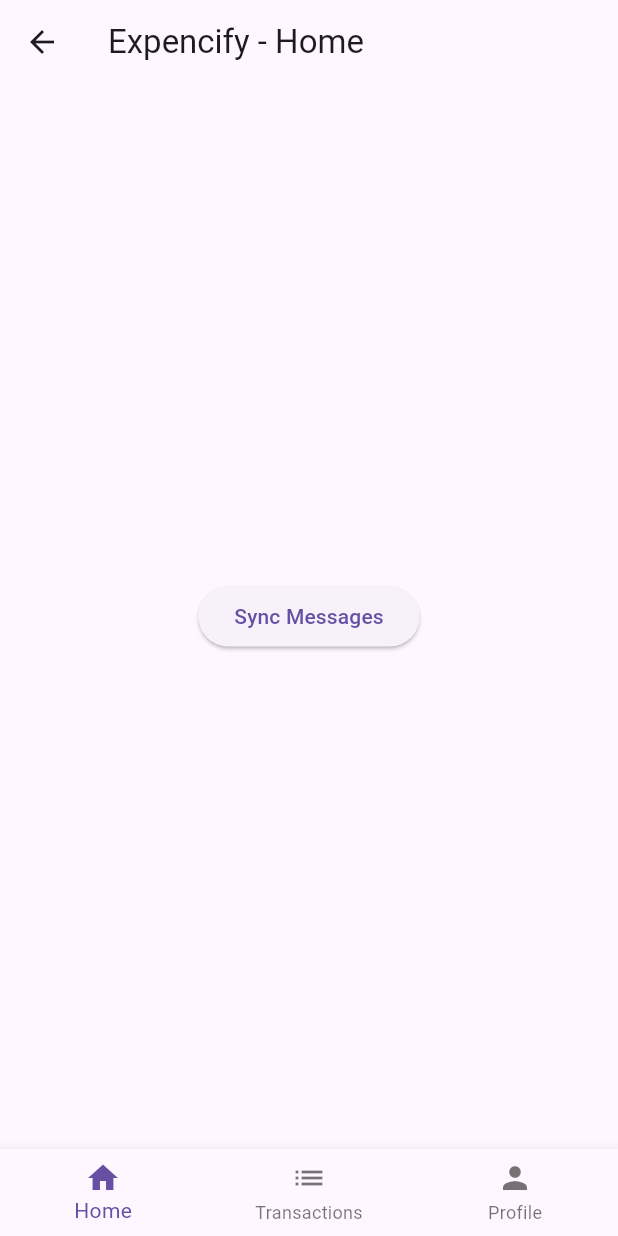
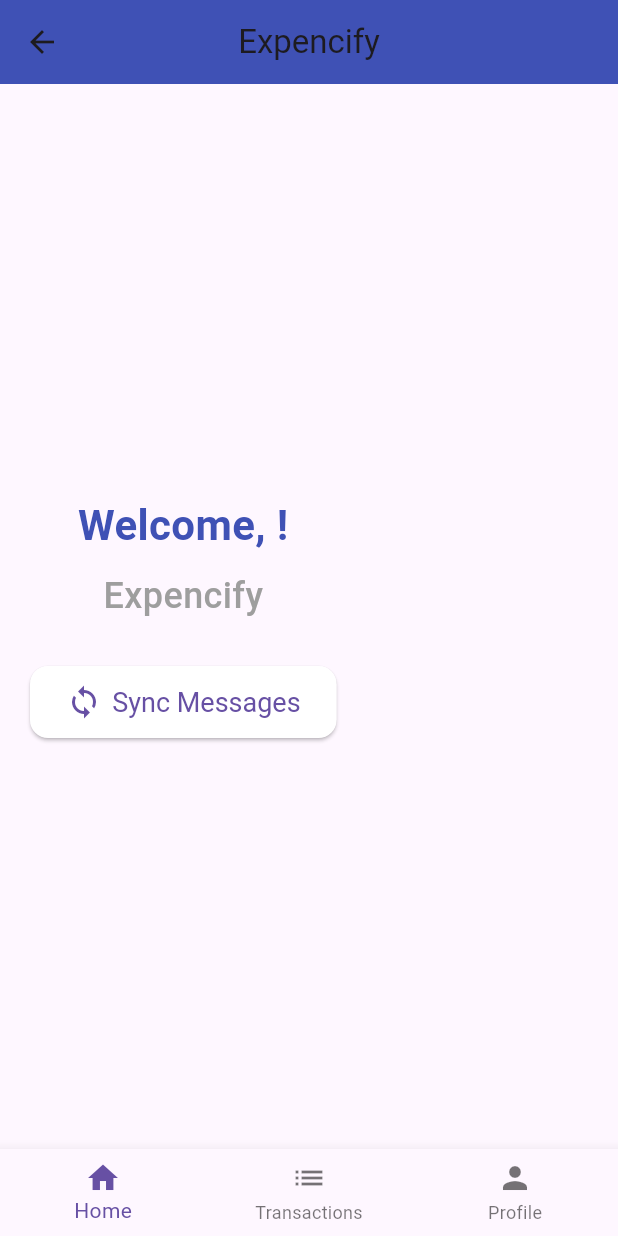
Before and after one commit to whyrupesh/Expencify-flutter, a Flutter app: the HomePage screen opened by its route, after a tap on "Sync Messages", on a phone screen of 412 x 824 dp. Run offline on Flutter 3.47's test engine with Material 3 defaults, Android fonts, the phone set to English and light mode, and no system bars; our stand-ins replace firebase_auth, firebase_core, google_sign_in, permission_handler; missing offline and left inert: flutter_sms_inbox; accounts and stored records are empty; network calls fail.

Commit message:
improved homepage ui

```diff
--- a/frontend/lib/pages/home_page.dart
+++ b/frontend/lib/pages/home_page.dart
@@ -13,7 +13,6 @@ class HomePage extends StatefulWidget {
 }
 
 class _HomePageState extends State<HomePage> {
-  late final SmsService _smsService;
   int _selectedIndex = 0;
 
   final List<Widget> _pages = [
@@ -25,7 +24,14 @@ class _HomePageState extends State<HomePage> {
   @override
   void initState() {
     super.initState();
-    _smsService = SmsService();
+    _fetchUserName();
+  }
+
+  // Fetches the username from Firebase authentication
+  void _fetchUserName() {
+    setState(() {
+// Default to 'User' if null
+    });
   }
 
   void _onItemTapped(int index) {
@@ -37,7 +43,11 @@ class _HomePageState extends State<HomePage> {
   @override
   Widget build(BuildContext context) {
     return Scaffold(
-      appBar: AppBar(title: const Text('Expencify - Home')),
+      appBar: AppBar(
+        title: const Text('Expencify'),
+        backgroundColor: Colors.indigo,
+        centerTitle: true,
+      ),
       body: _pages[_selectedIndex],
       bottomNavigationBar: BottomNavBar(
         selectedIndex: _selectedIndex,
@@ -47,14 +57,44 @@ class _HomePageState extends State<HomePage> {
   }
 }
 
-// Separate HomePageContent to avoid recursion
+// HomePageContent UI with Welcome and Sync Button
 class HomePageContent extends StatelessWidget {
   const HomePageContent({super.key});
 
   @override
   Widget build(BuildContext context) {
-    return Center(
-      child: ElevatedButton(
+    final user = FirebaseAuth.instance.currentUser;
+    final String userName = user?.displayName ?? 'User'; // Handle null case
+
+    return Padding(
+      padding: const EdgeInsets.all(20.0),
+      child: Column(
+        mainAxisAlignment: MainAxisAlignment.center,
+        crossAxisAlignment: CrossAxisAlignment.center,
+        children: [
+          // Welcome Message
+          Text(
+            'Welcome, $userName!',
+            style: const TextStyle(
+              fontSize: 28,
+              fontWeight: FontWeight.bold,
+              color: Colors.indigo,
+            ),
+            textAlign: TextAlign.center,
+          ),
+          const SizedBox(height: 10),
+          // App Name
+          const Text(
+            'Expencify',
+            style: TextStyle(
+              fontSize: 24,
+              fontWeight: FontWeight.w500,
+              color: Colors.grey,
+            ),
+          ),
+          const SizedBox(height: 30),
+          // Sync Button
+          ElevatedButton.icon(
             onPressed: () async {
               final smsService = SmsService();
               await smsService.requestPermission();
@@ -63,7 +103,18 @@ class HomePageContent extends StatelessWidget {
                 await smsService.syncMessages(user);
               }
             },
-        child: const Text('Sync Messages'),
+            icon: const Icon(Icons.sync, size: 24),
+            label: const Text('Sync Messages'),
+            style: ElevatedButton.styleFrom(
+              backgroundColor: Colors.white,
+              padding: const EdgeInsets.symmetric(horizontal: 24, vertical: 12),
+              textStyle: const TextStyle(fontSize: 18),
+              shape: const RoundedRectangleBorder(
+                borderRadius: BorderRadius.all(Radius.circular(12)),
+              ),
+            ),
+          ),
+        ],
       ),
     );
   }
--- a/frontend/lib/pages/login_page.dart
+++ b/frontend/lib/pages/login_page.dart
@@ -1,6 +1,5 @@
 import 'package:flutter/material.dart';
 import '../services/auth_service.dart';
-import 'home_page.dart';
 
 class LoginPage extends StatelessWidget {
   const LoginPage({super.key});
```
Lines whose indentation alone changed are shown as unchanged.
